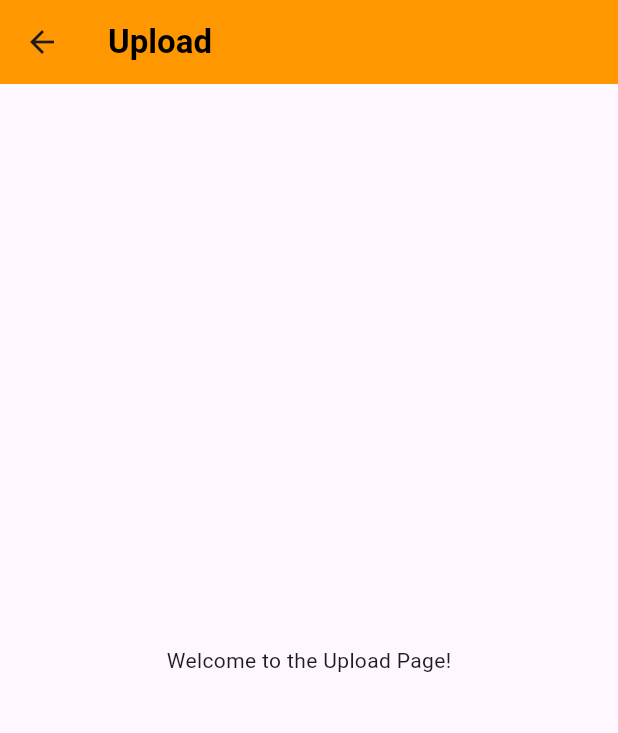
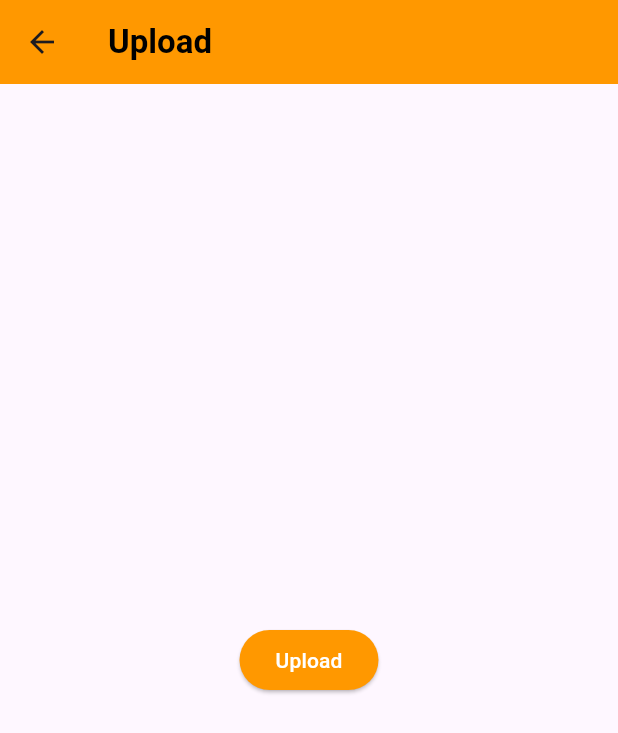
Before and after one commit to Sarvesh22904/techzette, a Flutter app: the UploadPage screen opened directly, on a phone screen of 412 x 824 dp. Shown: the top 733 px of the screen. Run offline on Flutter 3.47's test engine with Material 3 defaults, Android fonts, the phone set to English and light mode, and no system bars; our stand-ins replace cloud_firestore, firebase_auth, firebase_core; accounts and stored records are empty.

Commit message:
Changes in upload_page.dart

```diff
--- a/lib/upload_page.dart
+++ b/lib/upload_page.dart
@@ -3,6 +3,14 @@ import 'package:flutter/material.dart';
 class UploadPage extends StatelessWidget {
   @override
   Widget build(BuildContext context) {
+    // Function to be called when the button is pressed
+    void onUploadButtonPressed() {
+      ScaffoldMessenger.of(context).showSnackBar(
+        SnackBar(content: Text('Upload button pressed')),
+      );
+      // Here you can add your file upload functionality
+    }
+
     return Scaffold(
       appBar: AppBar(
         title: const Text(
@@ -11,8 +19,16 @@ class UploadPage extends StatelessWidget {
         ),
         backgroundColor: Colors.orange,
       ),
-      body: const Center(
-        child: Text('Welcome to the Upload Page!'),
+      body: Center(
+        child: ElevatedButton(
+          onPressed:
+              onUploadButtonPressed, // Call the function when the button is pressed
+          child: Text('Upload'),
+          style: ElevatedButton.styleFrom(
+            primary: Colors.orange, // Button background color
+            onPrimary: Colors.white, // Button text color
+          ),
+        ),
       ),
     );
   }
```
